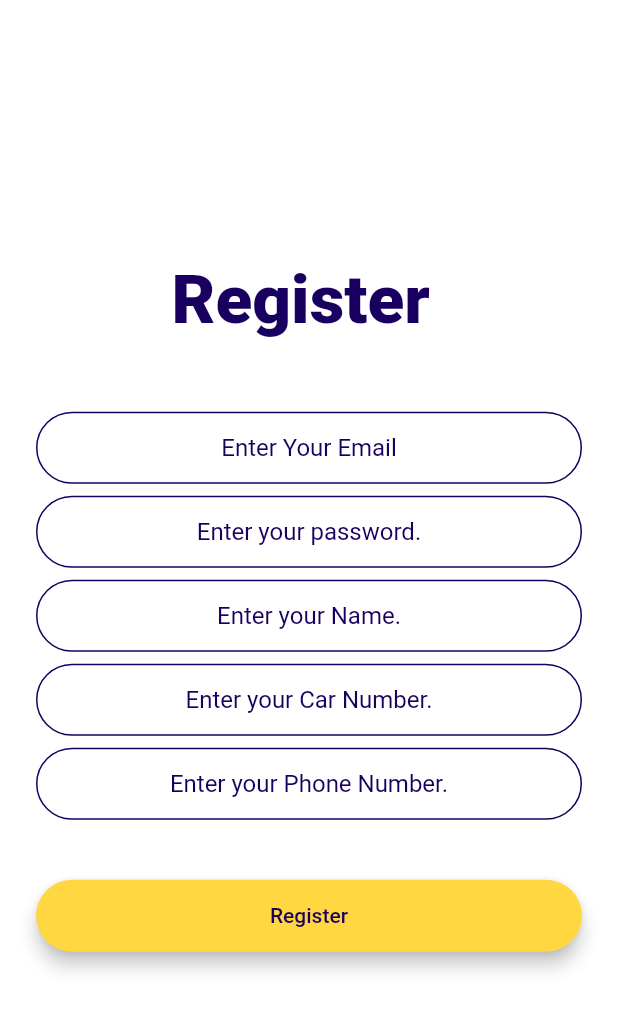
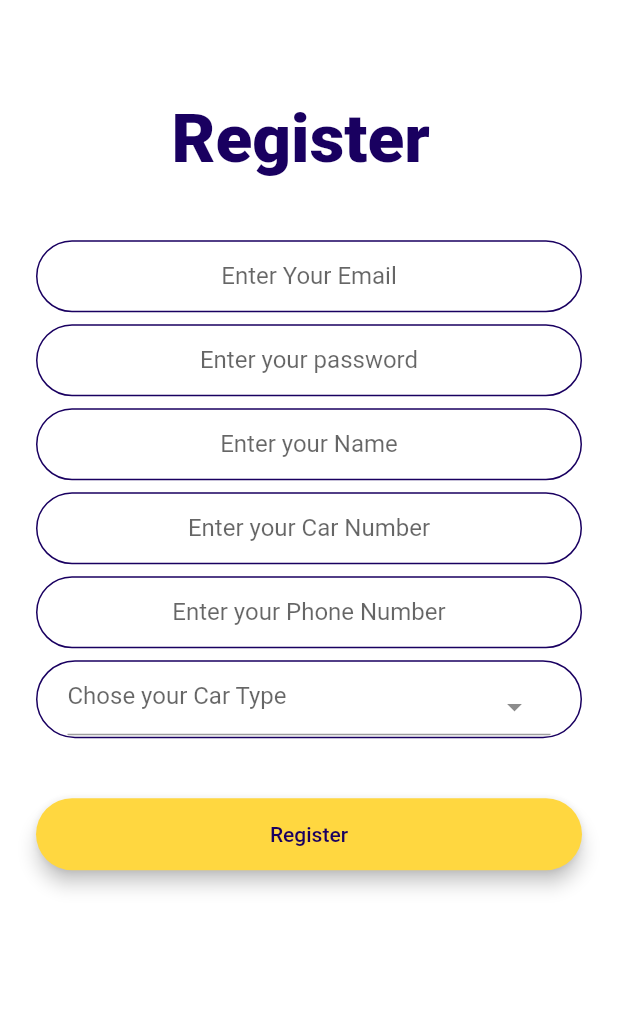
Before and after one commit to AliSahlawi/Ehjez, a Flutter app: the RegistrationScreen screen opened by its route, on a phone screen of 412 x 824 dp. Shown: the top 1011 px of the screen. Run offline on Flutter 3.47's test engine with Material 2 defaults, Android fonts, the phone set to English and light mode, and no system bars; drawn by our look-alikes of select_form_field; our stand-ins replace animated_text_kit, badges, cloud_firestore, firebase_auth, firebase_core, geolocator and 4 more; missing offline and left inert: flutter_stripe; accounts and stored records are empty.

Commit message:
added type field in resgistration

```diff
--- a/lib/constants.dart
+++ b/lib/constants.dart
@@ -3,9 +3,9 @@ import 'package:flutter/material.dart';
 const kTextColor = Color(0xFF190060);
 
 const kTextFieldDecoration = InputDecoration(
-  hintStyle: TextStyle(
-    color: kTextColor
-  ),
+  // hintStyle: TextStyle(
+  //   color: kTextColor
+  // ),
   hintText: '',
   contentPadding:
   EdgeInsets.symmetric(vertical: 10.0, horizontal: 20.0),
--- a/lib/main.dart
+++ b/lib/main.dart
@@ -56,7 +56,7 @@ class Ehjez extends StatelessWidget {
       ],
       child: MaterialApp(
         debugShowCheckedModeBanner: false,
-        home: LoginScreen(),
+        home: WelcomeScreen(),
         routes: {
           SplashScreen.id :(context) => SplashScreen(),
           OnBoardingScreen.id :(context) => OnBoardingScreen(),
--- a/lib/models/user.dart
+++ b/lib/models/user.dart
@@ -16,6 +16,7 @@ class User {
   final String phoneNum;
   final String plateNum;
   final List favorites;
+  final String type;
 
   User({
     required this.id,
@@ -23,7 +24,8 @@ class User {
     required this.email,
     required this.phoneNum,
     required this.plateNum,
-    required this.favorites
+    required this.favorites,
+    required this.type,
   });
 
   factory User.fromJson(DocumentSnapshot documentSnapshot) {
@@ -35,6 +37,7 @@ class User {
       phoneNum: jsonObject['PhoneNum'],
       plateNum: jsonObject['PlateNum'],
       favorites: jsonObject['Favorites'],
+      type: jsonObject['Type'],
     );
   }
 }
--- a/lib/screens/booking_screen.dart
+++ b/lib/screens/booking_screen.dart
@@ -386,7 +386,7 @@ class _BookingScreenState extends State<BookingScreen> {
                                       color: Colors.black, fontSize: 20,fontFamily: "Sukar"),
                                 ),
                                 Text(
-                                  snapshot.data!.phoneNum,
+                                  snapshot.data!.type,
                                   style: TextStyle(
                                       color: Colors.grey, fontSize: 14,fontFamily: "Sukar"),
                                 ),
--- a/lib/screens/registration_screen.dart
+++ b/lib/screens/registration_screen.dart
@@ -1,8 +1,11 @@
+import 'dart:ui';
+
 import 'package:flutter/material.dart';
 import 'package:ehjez/constants.dart';
 import 'package:ehjez/components/rounded_button.dart';
 import 'package:firebase_auth/firebase_auth.dart';
 import 'package:cloud_firestore/cloud_firestore.dart';
+import 'package:select_form_field/select_form_field.dart';
 
 import 'map_screen.dart';
 
@@ -23,18 +26,59 @@ class _RegistrationScreenState extends State<RegistrationScreen> {
   String name = "";
   String carNumber = "";
   String phoneNUmber = "";
-  late DateTime DOB = DateTime(1980,1,1);
+  String type = "";
+  String vehicle = "";
+  List<Map<String, dynamic>> _types = [
+    {
+      'value': 'SUV',
+      'label': 'SUV',
+    },
+    {
+      'value': 'Hatchback',
+      'label': 'Hatchback',
+    },
+    {
+      'value': 'Sedan',
+      'label': 'Sedan',
+    },
+    {
+      'value': 'MPV',
+      'label': 'MPV',
+    },
+    {
+      'value': 'Crossover',
+      'label': 'Crossover',
+    },
+    {
+      'value': 'Coupe',
+      'label': 'Coupe',
+    },
+    {
+      'value': 'Convertible',
+      'label': 'Convertible',
+    },
+  ];
+
+
+  late DateTime DOB = DateTime(1980, 1, 1);
 
   @override
   Widget build(BuildContext context) {
+    Size size  = MediaQuery.of(context).size;
+
     return Scaffold(
       backgroundColor: Colors.white,
       body: Padding(
         padding: EdgeInsets.symmetric(horizontal: 24.0),
-        child: Column(
-          mainAxisAlignment: MainAxisAlignment.center,
+        child: ListView(
+          children: [
+            Column(
+              mainAxisAlignment: MainAxisAlignment.start,
               crossAxisAlignment: CrossAxisAlignment.stretch,
               children: <Widget>[
+                SizedBox(
+                  height: size.height * 0.08,
+                ),
                 Row(
                   mainAxisAlignment: MainAxisAlignment.center,
                   children: const [
@@ -48,7 +92,7 @@ class _RegistrationScreenState extends State<RegistrationScreen> {
                   ],
                 ),
                 SizedBox(
-              height: 48.0,
+                  height: size.height * 0.05,
                 ),
                 TextField(
                   keyboardType: TextInputType.emailAddress,
@@ -69,7 +113,7 @@ class _RegistrationScreenState extends State<RegistrationScreen> {
                     password = value;
                   },
                   decoration: kTextFieldDecoration.copyWith(
-                  hintText: 'Enter your password.'),
+                      hintText: 'Enter your password'),
                 ),
                 SizedBox(
                   height: 8.0,
@@ -80,7 +124,7 @@ class _RegistrationScreenState extends State<RegistrationScreen> {
                     name = value;
                   },
                   decoration:
-                  kTextFieldDecoration.copyWith(hintText: 'Enter your Name.'),
+                  kTextFieldDecoration.copyWith(hintText: 'Enter your Name'),
                 ),
                 SizedBox(
                   height: 8.0,
@@ -91,7 +135,7 @@ class _RegistrationScreenState extends State<RegistrationScreen> {
                     carNumber = value;
                   },
                   decoration:
-              kTextFieldDecoration.copyWith(hintText: 'Enter your Car Number.'),
+                  kTextFieldDecoration.copyWith(hintText: 'Enter your Car Number'),
                 ),
                 SizedBox(
                   height: 8.0,
@@ -102,7 +146,32 @@ class _RegistrationScreenState extends State<RegistrationScreen> {
                     phoneNUmber = value;
                   },
                   decoration:
-              kTextFieldDecoration.copyWith(hintText: 'Enter your Phone Number.'),
+                  kTextFieldDecoration.copyWith(
+                      hintText: 'Enter your Phone Number'),
+                ),
+                SizedBox(
+                  height: 8.0,
+                ),
+                Container(
+                  padding: EdgeInsets.symmetric(vertical: 1.0, horizontal: 20.0),
+                  decoration: BoxDecoration(
+                    border:Border.all(
+                      color: kTextColor,
+                      width: 1.0
+                    ) ,
+                    borderRadius: BorderRadius.all(Radius.circular(40.0))
+                  ),
+                  child: SelectFormField(
+                    items: _types,
+                    initialValue: '',
+                    textAlign: TextAlign.center,
+                    style: TextStyle(color: kTextColor),
+                    hintText: 'Chose your Car Type',
+                    onChanged: (val)=> setState(() {
+                      type = val;
+                    }),
+
+                  ),
                 ),
                 SizedBox(
                   height: 24.0,
@@ -119,11 +188,11 @@ class _RegistrationScreenState extends State<RegistrationScreen> {
                             'Name': name,
                             'Email': email,
                             'PhoneNum': phoneNUmber,
-                        'PlateNum':carNumber,
+                            'PlateNum': carNumber,
+                            'Favorites': [],
+                            'Type':type,
                           });
                           Navigator.pushNamed(context, MapScreen.id);
-
-
                         }
                       } catch (e) {
                         print(e);
@@ -131,6 +200,8 @@ class _RegistrationScreenState extends State<RegistrationScreen> {
                     }),
               ],
             ),
+          ],
+        ),
       ),
     );
   }
--- a/lib/screens/side_bar_screen.dart
+++ b/lib/screens/side_bar_screen.dart
@@ -1,3 +1,6 @@
+
+
+import 'package:ehjez/screens/welcome_screen.dart';
 import 'package:firebase_auth/firebase_auth.dart';
 import 'package:flutter/material.dart';
 import 'package:ehjez/models/user.dart' as current_user;
@@ -89,7 +92,10 @@ class _NavBarState extends State<NavBar> {
            buildMenuItem(
             text:'Logout',
             icon:Icons.logout,
-             onTap: (){}
+             onTap: ()async{
+              await auth.signOut();
+              Navigator.pushNamed(context, WelcomeScreen.id);
+             }
           ),
         ]),
       ),
--- a/lib/screens/welcome_screen.dart
+++ b/lib/screens/welcome_screen.dart
@@ -48,6 +48,7 @@ class _WelcomeScreenState extends State<WelcomeScreen>
               mainAxisAlignment:MainAxisAlignment.center,
               children: <Widget>[
                 TypewriterAnimatedTextKit(
+                  isRepeatingAnimation: false,
                   speed: Duration(milliseconds: 100),
                   text: ['Ehjez\n إحجز'],
                   textStyle: TextStyle(
--- a/pubspec.yaml
+++ b/pubspec.yaml
@@ -53,6 +53,7 @@ dependencies:
   smooth_star_rating_null_safety: ^1.0.4+2
 
   qr_flutter: ^4.0.0
+  select_form_field: ^2.2.0
 
 
 dev_dependencies:
```
Also changed, not shown: pubspec.lock. Lines whose indentation alone changed are shown as unchanged.
